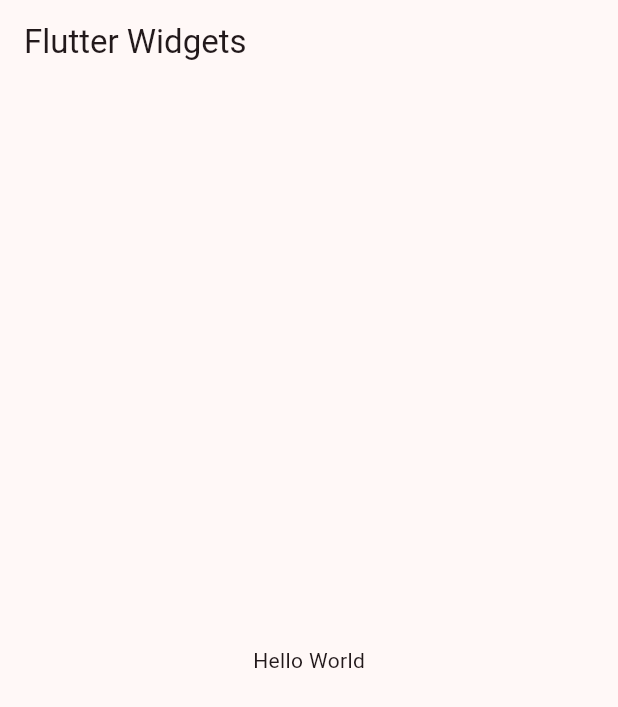
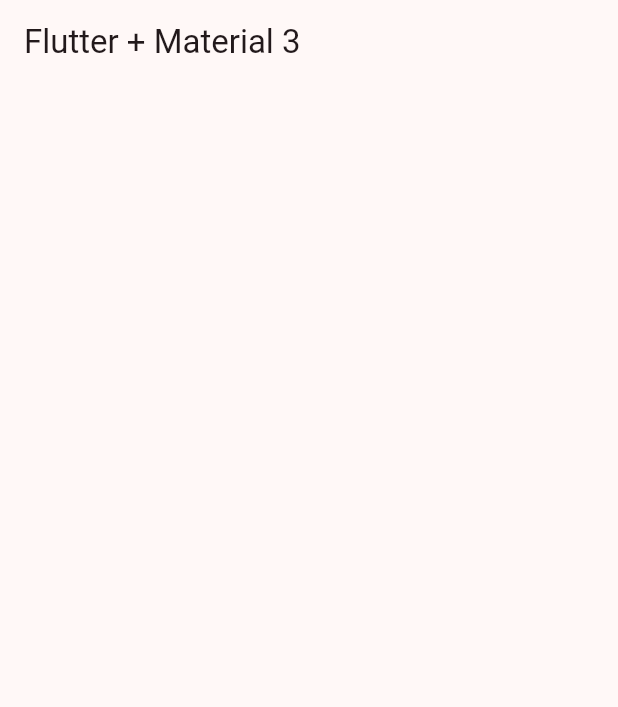
Before and after one commit to lauritaila/flutter_widgets_app, a Flutter app: the screen it shows after launch, on a phone screen of 412 x 824 dp. Shown: the top 707 px of the screen. Run offline on Flutter 3.47's test engine with Material 3 defaults, Android fonts, the phone set to English and light mode, and no system bars.

Commit message:
FEAT: add homeScreen

```diff
--- a/lib/main.dart
+++ b/lib/main.dart
@@ -1,5 +1,6 @@
 import 'package:flutter/material.dart';
 import 'package:flutter_widgets_app/config/theme/app_theme.dart';
+import 'package:flutter_widgets_app/presentation/screens/home/home_screen.dart';
 
 void main(){
   runApp(MainApp());
@@ -14,13 +15,7 @@ class MainApp extends StatelessWidget {
     return MaterialApp(
       debugShowCheckedModeBanner: false,
       theme: AppTheme(selectedColor: 8).getTheme(),
-      home: Scaffold(
-        appBar: AppBar(
-          title: Text("Flutter Widgets"),
-        ),
-        body: Center(
-          child: Text("Hello World"),
-        )
-    ));
+      home: const HomeScreen()
+    );
   }
 }
--- /dev/null
+++ b/lib/presentation/screens/home/home_screen.dart
@@ -0,0 +1,14 @@
+import 'package:flutter/material.dart';
+
+class HomeScreen extends StatelessWidget {
+  const HomeScreen({super.key});
+
+  @override
+  Widget build(BuildContext context) {
+    return Scaffold(
+      appBar: AppBar(
+        title: Text("Flutter + Material 3"),
+      ),
+    );
+  }
+}
```
